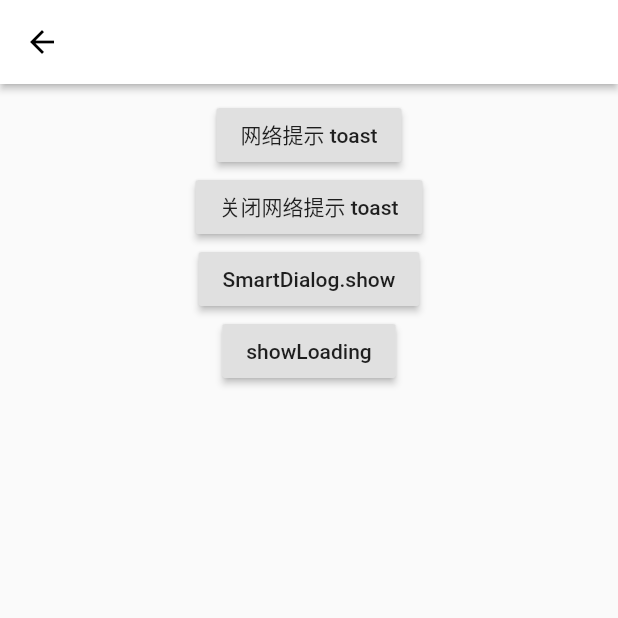
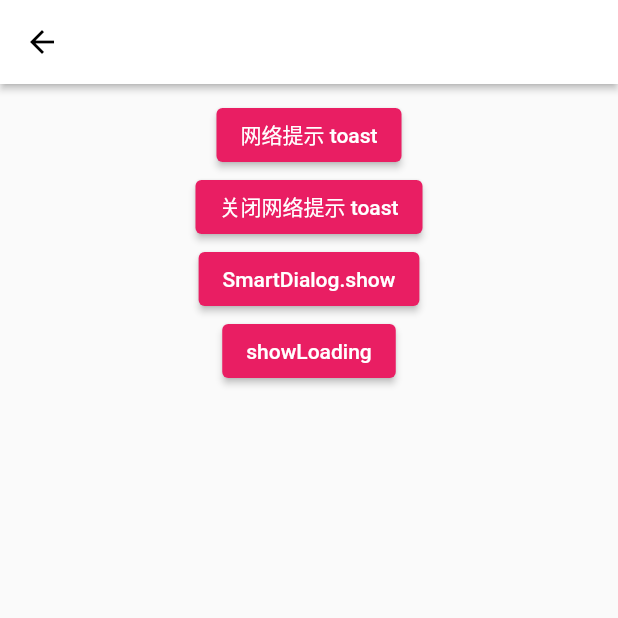
Before and after one commit to NingFQ/flutter_app, a Flutter app: the DemoPage screen opened directly, after a tap on "智能Toast", on a phone screen of 412 x 824 dp, the top half of it. Run offline on Flutter 3.47's test engine with Material 2 defaults, Android fonts, the phone set to English and light mode, and no system bars; drawn by our look-alikes of flutter_smart_dialog; our stand-ins replace audioplayers, connectivity, convex_bottom_bar, event_bus, extended_image, flutter_screenutil and 3 more; missing offline and left inert: connectivity_for_web.

Commit message:
RaisedButton替换为ElevatedButton

```diff
--- a/lib/page/demo/demo_page.dart
+++ b/lib/page/demo/demo_page.dart
@@ -46,113 +46,117 @@ class _DemoPageState extends State<DemoPage> {
                   spacing: 10,
                   runSpacing: 10,
                   children: <Widget>[
-                    RaisedButton(
+                    ElevatedButton(
                       onPressed: () => routePush('eventTest'),
                       child: Text('事件广播'),
                     ),
-                    RaisedButton(
+                    ElevatedButton(
                       onPressed: () => routePush('proportionPaint'),
                       child: Text('Canvas比例图'),
                     ),
-                    RaisedButton(
+                    ElevatedButton(
                       onPressed: () => routePush('photoView'),
                       child: Text('图片预览'),
                     ),
-                    RaisedButton(
+                    ElevatedButton(
                       onPressed: () => routePush('networkMonitor'),
                       child: Text('网络监听'),
                     ),
-                    RaisedButton(
+                    ElevatedButton(
                       onPressed: () => routePush('smartDialog'),
                       child: Text('智能Toast'),
                     ),
-                    RaisedButton(
+                    ElevatedButton(
                       onPressed: () => routePush('recordMp3AudioPlay'),
                       child: Text('录音record_mp3'),
                     ),
-                    RaisedButton(
+                    ElevatedButton(
                       onPressed: () => routePush('recorderAudioPlay'),
                       child: Text('录音recorder'),
                     ),
-                    RaisedButton(
+                    ElevatedButton(
                       onPressed: () => routePush('tabStyleTest'),
                       child: Text('TabBar'),
                     ),
-                    RaisedButton(
+                    ElevatedButton(
                       onPressed: () => routePush('customScrollViewTest'),
                       child: Text('CustomScroll'),
                     ),
-                    RaisedButton(
+                    ElevatedButton(
                       onPressed: () => routePush('scrollControllerTest'),
                       child: Text('ScrollController'),
                     ),
-                    RaisedButton(
+                    ElevatedButton(
                       onPressed: () => routePush('scrollPositionRecord'),
                       child: Text('Page Storage'),
                     ),
-                    RaisedButton(
+                    ElevatedButton(
                       onPressed: () => routePush('scrollAddListener'),
                       child: Text('scrollAddListener'),
                     ),
-                    RaisedButton(
+                    ElevatedButton(
                       onPressed: () => routePush('animationTest1'),
                       child: Text('动画1'),
                     ),
-                    RaisedButton(
+                    ElevatedButton(
                       onPressed: () => routePush('animationTest2'),
                       child: Text('动画2'),
                     ),
-                    RaisedButton(
+                    ElevatedButton(
                       onPressed: () => routePush('inheritedTest'),
                       child: Text('Inherited'),
                     ),
-                    RaisedButton(
+                    ElevatedButton(
                       onPressed: () => routePush('futureBuildTest'),
                       child: Text('FutureBuilder'),
                     ),
-                    RaisedButton(
+                    ElevatedButton(
                       onPressed: () => routePush('streamBuildTest'),
                       child: Text('StreamBuilder'),
                     ),
-                    RaisedButton(
+                    ElevatedButton(
                       onPressed: () => routePush('gestureDragTest'),
                       child: Text('Gesture Drag'),
                     ),
-                    RaisedButton(
+                    ElevatedButton(
                       onPressed: () => routePush('notificationTest'),
                       child: Text('Notification'),
                     ),
-                    RaisedButton(
+                    ElevatedButton(
                       onPressed: () => routePush('iconFontText'),
                       child: Text('IconFont'),
                     ),
-                    RaisedButton(
+                    ElevatedButton(
                       onPressed: () => routePush('screenCapture'),
                       child: Text('截屏'),
                     ),
-                    RaisedButton(
+                    ElevatedButton(
                       onPressed: () => routePush('webSocketTest'),
                       child: Text('Web Socket'),
                     ),
-                    RaisedButton(
+                    ElevatedButton(
                       onPressed: () => routePush('loadingBtn'),
                       child: Text('Loading Btn'),
                     ),
-                    RaisedButton(
+                    ElevatedButton(
                       onPressed: () => routePush('getXCounter'),
                       child: Text('GetX Easy'),
                     ),
-                    RaisedButton(
+                    ElevatedButton(
                       onPressed: () => routePush('getXObjPage'),
                       child: Text('GetX Obj'),
                     ),
-                    RaisedButton(
+                    ElevatedButton(
                       onPressed: () => routePush('pageOnePage'),
                       child: Text('GetXCounter'),
                     ),
-                    RaisedButton(
+                    ElevatedButton(
                       onPressed: () => routePush('listApi'),
                       child: Text('ListApi'),
+                    ),
+                    ElevatedButton(
+                      onPressed: () => routePush('IndexedStackPage'),
+                      child: Text('IndexedStack'),
                     ),
                   ],
                 ),
--- a/lib/page/demo/event_test/event_test2.dart
+++ b/lib/page/demo/event_test/event_test2.dart
@@ -16,7 +16,7 @@ class _EventTest2State extends State<EventTest2> {
       child: Container(
           color: Colors.deepOrange,
           child: Center(
-            child: RaisedButton(
+            child: ElevatedButton(
               onPressed: () {
                 eventBus.fire(new ProductContentEvent('我收到广播事件了'));
               },
--- a/lib/page/demo/inherited_test.dart
+++ b/lib/page/demo/inherited_test.dart
@@ -74,7 +74,7 @@ class _InheritedTestState extends State<InheritedTest> {
                 padding: const EdgeInsets.only(bottom: 20.0),
                 child: _TestWidget(),//子widget中依赖ShareDataWidget
               ),
-              RaisedButton(
+              ElevatedButton(
                 child: Text("Increment"),
                 //每点击一次，将count自增，然后重新build,ShareDataWidget的data将被更新
                 onPressed: () => setState(() => ++count),
--- a/lib/page/demo/loading_btn.dart
+++ b/lib/page/demo/loading_btn.dart
@@ -126,7 +126,7 @@ Tap me i have a huge text''', style: TextStyle(color: Colors.white)),
 //     return Container(
 //       width: 200,
 //       height: 80,
-//       child: RaisedButton(
+//       child: ElevatedButton(
 //         shape: BeveledRectangleBorder(
 //           borderRadius: BorderRadius.circular(4),
 //         ),
--- a/lib/page/demo/packages/smart_dialog.dart
+++ b/lib/page/demo/packages/smart_dialog.dart
@@ -21,20 +21,20 @@ class _SmartDialogWidgetState extends State<SmartDialogWidget> {
         child: Column(
           crossAxisAlignment: CrossAxisAlignment.center,
           children: [
-            RaisedButton(
+            ElevatedButton(
               child: Text('网络提示 toast'),
               onPressed: () {
                 NetWork.showNetWorkHint(context);
               },
             ),
-            RaisedButton(
+            ElevatedButton(
               child: Text('关闭网络提示 toast'),
               onPressed: () {
                 SmartDialog.dismiss();
                 // NetWork.hideNetWorkHint();
               },
             ),
-            RaisedButton(
+            ElevatedButton(
               child: Text('SmartDialog.show'),
               onPressed: () {
                 SmartDialog.show(
@@ -48,7 +48,7 @@ class _SmartDialogWidgetState extends State<SmartDialogWidget> {
                 );
               },
             ),
-            RaisedButton(
+            ElevatedButton(
               child: Text('showLoading'),
               onPressed: () async{
                 SmartDialog.showLoading();
--- a/lib/route/demo_router.dart
+++ b/lib/route/demo_router.dart
@@ -12,6 +12,7 @@ import 'package:flutter_app/page/demo/getX/cross_page/page_one/view.dart';
 import 'package:flutter_app/page/demo/getX/cross_page/page_two/view.dart';
 import 'package:flutter_app/page/demo/getX/getx_obj/view.dart';
 import 'package:flutter_app/page/demo/icon_test.dart';
+import 'package:flutter_app/page/demo/indexed_stack/Indexed_stack.dart';
 import 'package:flutter_app/page/demo/inherited_test.dart';
 import 'package:flutter_app/page/demo/list_api.dart';
 import 'package:flutter_app/page/demo/loading_btn.dart';
@@ -57,7 +58,8 @@ Map<String,WidgetBuilder> demoRoutes = {
   'iconFontText': (context,{arguments}) => new IconFontText(),// IconFontText
   'screenCapture': (context,{arguments}) => new ScreenCapture(),// 截屏
   'webSocketTest': (context,{arguments}) => new WebSocketTest(),// 层叠卡片
-  'loadingBtn': (context,{arguments}) => new LoadingBtn(),// 层叠卡片
+  'loadingBtn': (context,{arguments}) => new LoadingBtn(),// 加载按钮
+  'IndexedStackPage': (context,{arguments}) => new IndexedStackPage(),// IndexedStack
   // 动画测试
   'animationTest1': (context,{arguments}) => new AnimationTest1(),
   'animationTest2': (context,{arguments}) => new AnimationTest2(),
```
Also changed, not shown: lib/page/demo/packages/record_mp3/record_mp3.dart (+8 -8 lines), lib/page/demo/packages/record_mp3/recorder_mp3.dart (+8 -8 lines).
